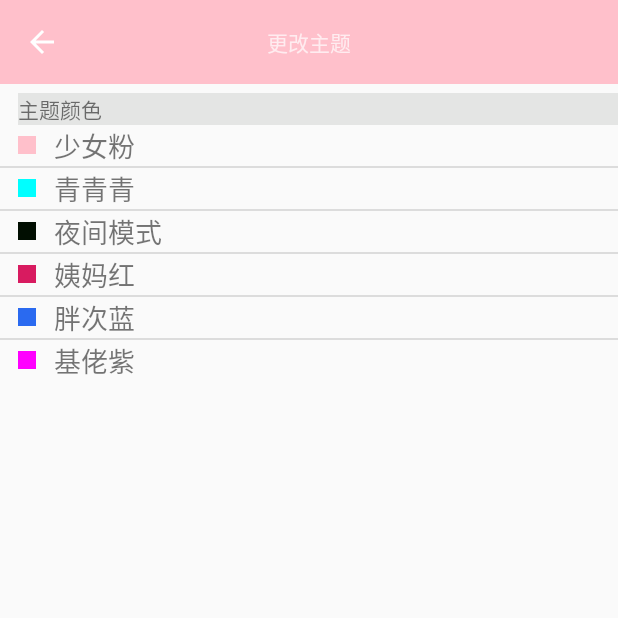
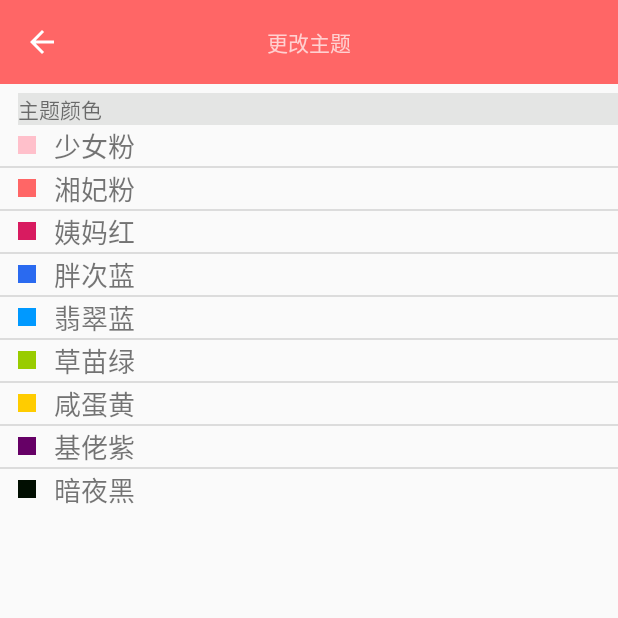
Before and after one commit to lizhenzn/CM, an Android app: the screen it shows after launch (ThemeActivity), in the side drawer, after a tap on "更改主题", on a phone screen of 412 x 824 dp, the top half of it. Run offline under Robolectric (Android 15) with nearby library versions, the phone set to English and light mode, and no system bars; libraries missing offline, so code that uses them is left out: org.jivesoftware.smack, org.jivesoftware.smackx, q.rorbin.badgeview; 2 statements that could not run were skipped.

```diff
--- a/app/src/main/java/com/example/cm/MainActivity.java
+++ b/app/src/main/java/com/example/cm/MainActivity.java
@@ -24,10 +24,12 @@ import android.support.v7.app.ActionBar;
 import android.support.v7.app.AppCompatActivity;
 import android.support.v7.widget.Toolbar;
 import android.util.Log;
+import android.view.Gravity;
 import android.view.MenuItem;
 import android.view.View;
 import android.view.Window;
 import android.widget.ImageView;
+import android.widget.LinearLayout;
 import android.widget.TabHost;
 import android.widget.TextView;
 import android.widget.Toast;
@@ -64,7 +66,7 @@ public class MainActivity extends AppCompatActivity{
     private static ImageView navi_head,head_home;
     private final int LOGIN=1;
     private long backPressTime;
-    private QBadgeView naviQBadgeView;
+
     private static ServiceConnection serviceConnection;   //用于连接服务通信
     private static PacketListenerService.MyBinder binder;   //服务中Binder
     private static Context mainActivityContext;   //主活动的Context
@@ -72,11 +74,13 @@ public class MainActivity extends AppCompatActivity{
     public static Boolean isBinded;
     private static final String TAG = "MainActivity";
     private View headerView;
+    private boolean work;
 
     private static int clothes_up=-1;
     private static int clothes_down=-1;
     private static boolean choose_flag=false;
     private static FragmentTabHost fragmentTabHost;
+    public static QBadgeView naviQBadgeView;
     public static int getClothes_up(){
         return clothes_up;
     }
@@ -195,6 +199,7 @@ public class MainActivity extends AppCompatActivity{
             ThemeColor.changed=false;
         }
         setInfo();
+
     }
 
     @Override   //标题栏按钮按键
@@ -224,6 +229,7 @@ public class MainActivity extends AppCompatActivity{
 
     //初始化各控件
     public void init(){
+        work=true;
         isBinded=false;
         mainActivityContext=MainActivity.this;
         activity=MainActivity.this.getParent();
@@ -333,9 +339,8 @@ public class MainActivity extends AppCompatActivity{
             tab_iv.setImageDrawable(drawable);
             tab_tv.setText(tabs1.getName());
             if(tabs1.getName().equals("会话")) {
-                naviQBadgeView.bindTarget(tab_tv);
+                naviQBadgeView.bindTarget(tab_iv);
             }
-            naviQBadgeView.setBadgeText("");
             tabSpec.setIndicator(indicator);
             fragmentTabHost.addTab(tabSpec,tabs1.getaClass(),null);
         }
--- a/app/src/main/java/com/example/cm/friend/chat/ChatActivity.java
+++ b/app/src/main/java/com/example/cm/friend/chat/ChatActivity.java
@@ -61,6 +61,7 @@ import java.util.Date;
 
 import main.ImgManager;
 import okhttp3.OkHttpClient;
+import q.rorbin.badgeview.QBadgeView;
 
 
 public class ChatActivity extends AppCompatActivity implements View.OnClickListener {
--- a/app/src/main/java/com/example/cm/theme/ThemeColor.java
+++ b/app/src/main/java/com/example/cm/theme/ThemeColor.java
@@ -10,7 +10,7 @@ import android.support.v7.widget.Toolbar;
 public class ThemeColor {
     public static boolean changed;
     public static String backColorStr;
-    public final static String defaultBackColorStr="#FFC0CB";//默认的背景颜色字符串 少女粉
+    public final static String defaultBackColorStr="#FF6666";//默认的背景颜色字符串 少女粉
     private String colorStr;
     private String colorName;
 
--- a/app/src/main/res/layout/friend.xml
+++ b/app/src/main/res/layout/friend.xml
@@ -22,7 +22,6 @@
             <TextView
                 android:id="@+id/session_tv"
                 android:text="会话"
-                android:clickable="true"
                 android:background="@drawable/editview"
                 android:gravity="center"
                 android:textSize="18sp"
@@ -32,7 +31,6 @@
             <TextView
                 android:id="@+id/contant_tv"
                 android:text="好友"
-                android:clickable="true"
                 android:background="@drawable/editview"
                 android:gravity="center"
                 android:textSize="18sp"
@@ -42,7 +40,6 @@
             <TextView
                 android:id="@+id/newFriend_tv"
                 android:text="新朋友"
-                android:clickable="true"
                 android:background="@drawable/editview"
                 android:textSize="18sp"
                 android:gravity="center"
--- a/app/src/main/res/values/themelist.xml
+++ b/app/src/main/res/values/themelist.xml
@@ -2,18 +2,24 @@
 <resources>
     <string-array name="colorStr">
         <item>#FFC0CB</item>
-        <item>#00FFFF</item>
-        <item>#010E01</item>
+        <item>#FF6666</item>
         <item>#D81B60</item>
         <item>#F21F62F0</item>
-        <item>#FF00FF</item>
+        <item>#0099FF</item>
+        <item>#99CC00</item>
+        <item>#FFCC00</item>
+        <item>#660066</item>
+        <item>#010E01</item>
     </string-array>
     <string-array name="colorName">
         <item>少女粉</item>
-        <item>青青青</item>
-        <item>夜间模式</item>
+        <item>湘妃粉</item>
         <item>姨妈红</item>
         <item>胖次蓝</item>
+        <item>翡翠蓝</item>
+        <item>草苗绿</item>
+        <item>咸蛋黄</item>
         <item>基佬紫</item>
+        <item>暗夜黑</item>
     </string-array>
 </resources>
```
Also changed, not shown: app/src/main/java/com/example/cm/friend/AddFriend/SearchResultAdapter.java (+21 -4 lines), app/src/main/java/com/example/cm/friend/ChangeFriendNoteActivity.java (+20 -15 lines), app/src/main/java/com/example/cm/friend/FriendInfoActivity.java (+47 -20 lines), app/src/main/java/com/example/cm/friend/fragment/FriendFragment.java (+45 -4 lines), app/src/main/java/com/example/cm/myInfo/VCardManager.java (+32 -0 lines), app/src/main/java/com/example/cm/util/MessageManager.java (+15 -0 lines).
